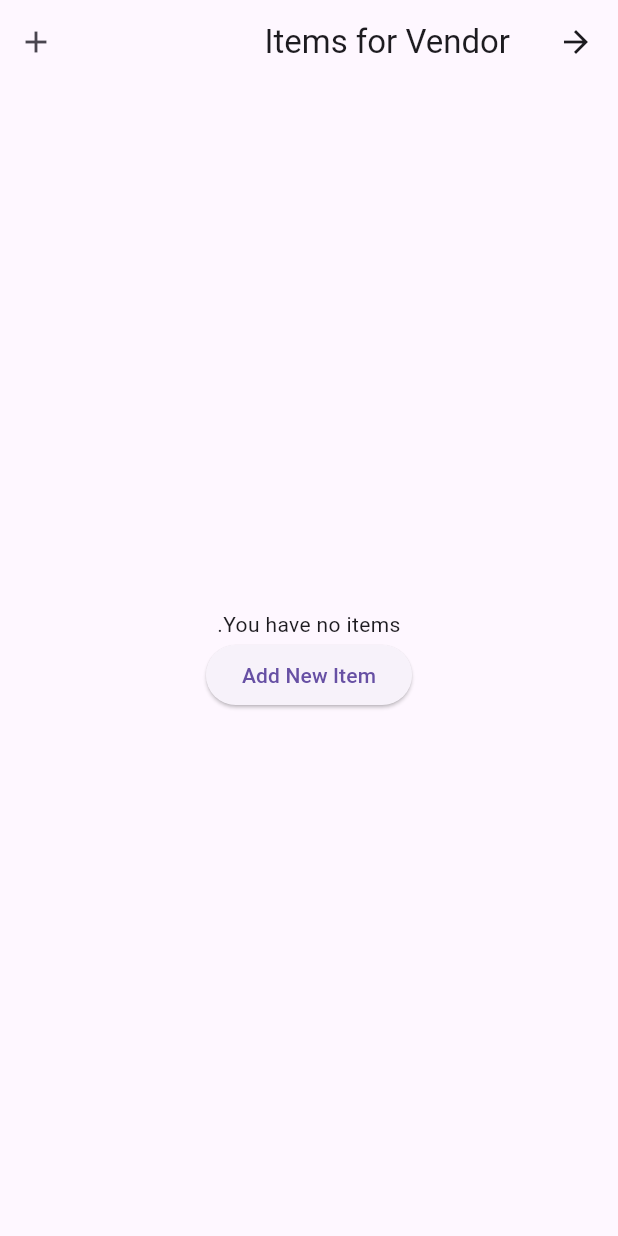
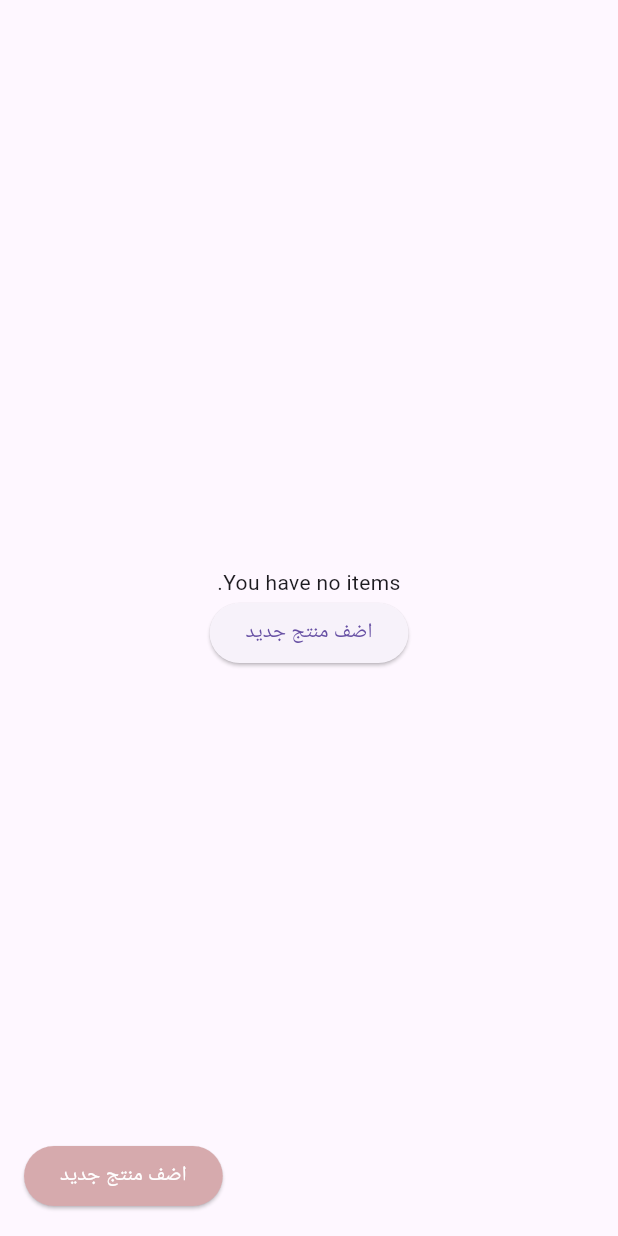
Before and after one commit to FatimaAzaizeh/EEventsApp, a Flutter app: the VendorItem screen opened directly, on a phone screen of 412 x 824 dp. Run offline on Flutter 3.47's test engine with Material 3 defaults, Android fonts, the phone set to English and light mode, and no system bars; our stand-ins replace cloud_firestore, easy_stepper, file_picker, firebase_auth, firebase_core, firebase_storage and 2 more; missing offline and left inert: emailjs, toggle_list; accounts and stored records are empty; statements that could not run were skipped.

Commit message:
Update VendorItem.dart

```diff
--- a/lib/screens/Vendor/VendorItem.dart
+++ b/lib/screens/Vendor/VendorItem.dart
@@ -1,9 +1,12 @@
 import 'package:flutter/material.dart';
 import 'package:cloud_firestore/cloud_firestore.dart';
 import 'package:firebase_auth/firebase_auth.dart';
+import 'package:testtapp/constants.dart';
+import 'package:testtapp/main.dart';
 import 'package:testtapp/models/item.dart';
 import 'package:testtapp/screens/Vendor/Alert_Edit.dart';
 import 'package:testtapp/screens/Vendor/Alert_Item.dart';
+
 
 class VendorItem extends StatelessWidget {
   @override
@@ -13,14 +16,14 @@ class VendorItem extends StatelessWidget {
       builder: (context, userSnapshot) {
         if (userSnapshot.connectionState == ConnectionState.waiting) {
           return Scaffold(
-            appBar: AppBar(title: Text('Items')),
+
             body: Center(child: CircularProgressIndicator()),
           );
         }
 
         if (userSnapshot.hasError) {
           return Scaffold(
-            appBar: AppBar(title: Text('Items')),
+
             body: Center(child: Text('Error: ${userSnapshot.error}')),
           );
         }
@@ -30,7 +33,7 @@ class VendorItem extends StatelessWidget {
         if (currentUser == null) {
           // User not logged in
           return Scaffold(
-            appBar: AppBar(title: Text('Items')),
+
             body: Center(child: Text('User not logged in.')),
           );
         }
@@ -70,7 +73,7 @@ class VendorItemContent extends StatelessWidget {
 
         if (snapshot.hasError) {
           return Scaffold(
-            appBar: AppBar(title: Text('Items')),
+
             body: Center(child: Text('Error: ${snapshot.error}')),
           );
         }
@@ -103,11 +106,8 @@ class VendorItemList extends StatelessWidget {
   @override
   Widget build(BuildContext context) {
     return Scaffold(
-      appBar: AppBar(
-        title: Text('Items for Vendor ${currentUser.uid}'),
-        actions: [
-          IconButton(
-            icon: Icon(Icons.add),
+
+         floatingActionButton: ElevatedButton(
         onPressed: () {
           showDialog(
             context: context,
@@ -116,8 +116,11 @@ class VendorItemList extends StatelessWidget {
             ),
           );
         },
-          ),
-        ],
+                style: ButtonStyle(
+               backgroundColor: MaterialStateProperty.all(ColorPink_100),),
+
+
+        child: Text('اضف منتج جديد',style: TextStyle(color: Colors.white),),
          ),
       body: items.isEmpty
           ? Center(
@@ -129,12 +132,12 @@ class VendorItemList extends StatelessWidget {
                     onPressed: () {
                       showDialog(
                         context: context,
-                        builder: (context) => AlertItem(
+                        builder: (context) => AlertItem (
                           vendorId: currentUser.uid,
                         ),
                       );
              },
-                    child: Text('Add New Item'),
+                    child: Text('اضف منتج جديد'),
                   ),
                 ],
               ),
```
Lines whose indentation alone changed are shown as unchanged.
